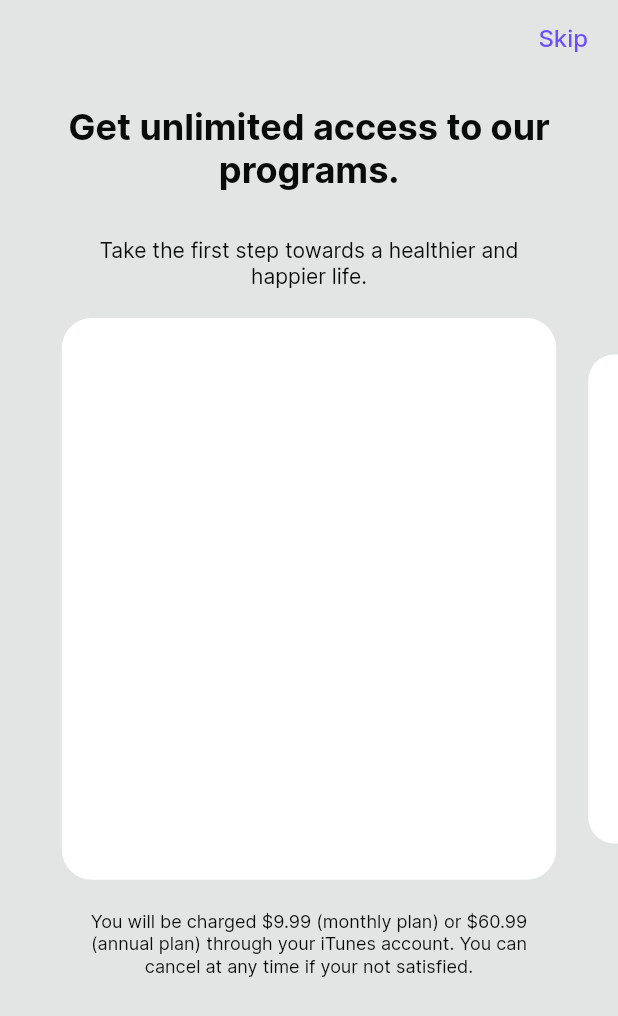
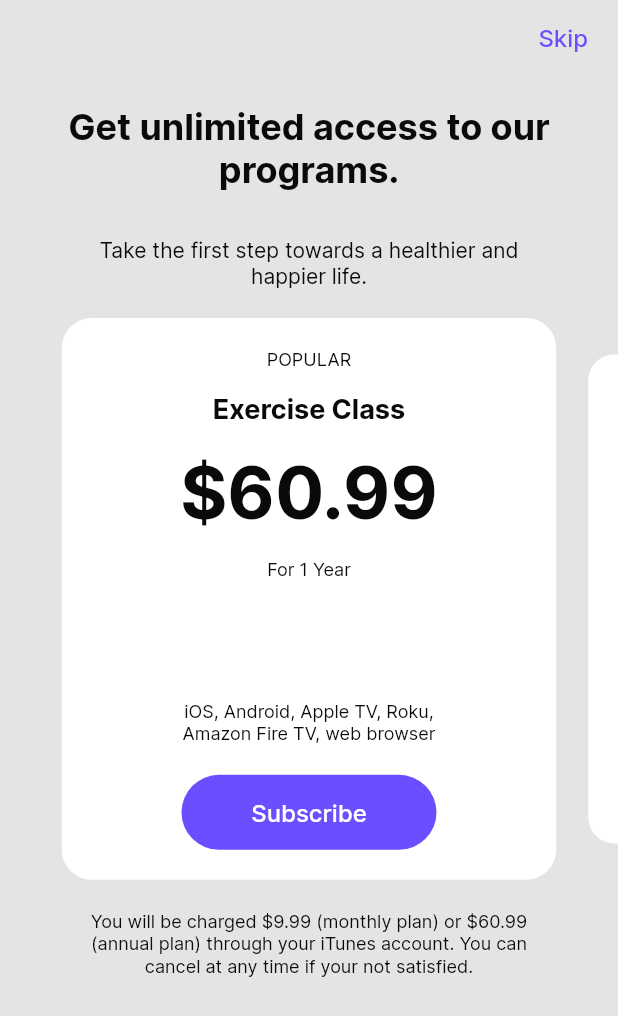
Before and after one commit to studio-alva/nucleus-flutter, a Flutter app: the SubScriptionPages screen opened by its route, on a phone screen of 412 x 824 dp. Shown: the top 1016 px of the screen. Run offline on Flutter 3.47's test engine with Material 2 defaults, Android fonts, the phone set to English and light mode, and no system bars; drawn by our look-alikes of carousel_slider; our stand-ins replace device_preview, faker, flutter_svg.

Commit message:
fixing backscreen

```diff
--- a/lib/ui_features/pages/personalization/step/step_first.dart
+++ b/lib/ui_features/pages/personalization/step/step_first.dart
@@ -1,4 +1,5 @@
 import 'package:flutter/material.dart';
+
 import '../../../../config/config.dart';
 import '../../../../ui_features/model/sort_model.dart';
 import '../../../../ui_features/widgets/input/select_item1.dart';
--- a/lib/ui_features/pages/subscription/subscription_pages.dart
+++ b/lib/ui_features/pages/subscription/subscription_pages.dart
@@ -1,5 +1,6 @@
+import 'package:carousel_slider/carousel_slider.dart';
 import 'package:flutter/material.dart';
-import 'package:carousel_slider/carousel_slider.dart';
+
 import '../../../config/config.dart';
 import '../../../ui_features/widgets/appbar/appbar_primary.dart';
 import '../../../ui_features/widgets/button_primary.dart';
@@ -18,7 +19,8 @@ class SubScriptionPages extends StatelessWidget {
         actions: [
           Container(
             margin: const EdgeInsets.only(top: 15, right: 20),
-            child: TextButtonCustom(text: "Skip", onTap: () {}),
+            child:
+                TextButtonCustom(text: "Skip", onTap: () => backScreenUntil()),
           ),
         ],
       ),
@@ -50,15 +52,8 @@ class SubScriptionPages extends StatelessWidget {
               aspectRatio: 1.1,
               enableInfiniteScroll: false,
             ),
-            items: [
-              Container(
-                padding: const EdgeInsets.all(20),
-                decoration: BoxDecoration(
-                  borderRadius: BorderRadius.circular(20),
-                  color: AssetColors.skyWhite,
-                ),
-              ),
-              Container(
+            items: [1, 2, 3].map((e) {
+              return Container(
                 padding: const EdgeInsets.all(20),
                 decoration: BoxDecoration(
                   borderRadius: BorderRadius.circular(20),
@@ -104,15 +99,8 @@ class SubScriptionPages extends StatelessWidget {
                     ),
                   ],
                 ),
-              ),
-              Container(
-                padding: const EdgeInsets.all(20),
-                decoration: BoxDecoration(
-                  borderRadius: BorderRadius.circular(20),
-                  color: AssetColors.skyWhite,
-                ),
-              ),
-            ],
+              );
+            }).toList(),
           ),
           verticalSpace(20),
           Container(
--- a/lib/ui_features/widgets/appbar/appbar_primary.dart
+++ b/lib/ui_features/widgets/appbar/appbar_primary.dart
@@ -50,7 +50,7 @@ class AppBarPrimary extends StatelessWidget implements PreferredSizeWidget {
                   if (onTapBack != null) {
                     onTapBack!();
                   } else {
-                    backScreen();
+                    backScreenUntil();
                   }
                 },
                 icon: SvgPicture.asset(
--- a/lib/ui_features/widgets/appbar/appbar_secodary.dart
+++ b/lib/ui_features/widgets/appbar/appbar_secodary.dart
@@ -1,8 +1,6 @@
 import 'package:flutter/material.dart';
 import 'package:flutter_svg/svg.dart';
 import 'package:nucleus_ui_app/config/config.dart';
-import 'package:nucleus_ui_app/config/asset_colors.dart';
-import 'package:nucleus_ui_app/config/asset_paths.dart';
 
 class AppBarSecondary extends StatelessWidget implements PreferredSizeWidget {
   final Color? backgroundColor;
@@ -44,7 +42,7 @@ class AppBarSecondary extends StatelessWidget implements PreferredSizeWidget {
                   if (onTapBack != null) {
                     onTapBack!();
                   } else {
-                    backScreen();
+                    backScreenUntil();
                   }
                 },
                 icon: SvgPicture.asset(
```
Also changed, not shown: lib/config/nav_services.dart (+7 -1 lines), lib/ui_features/pages/onboarding/onboarding_pages.dart (+5 -3 lines), lib/ui_features/pages/personalization/personalization_first_page.dart (+23 -14 lines), 1 other file.
